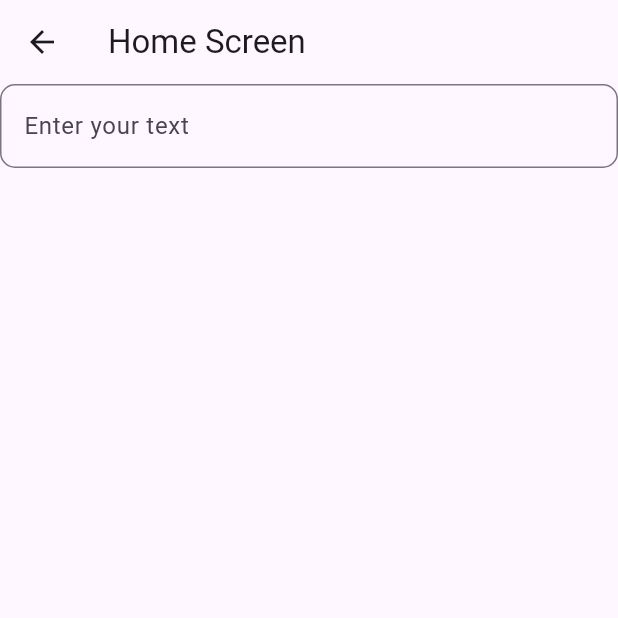
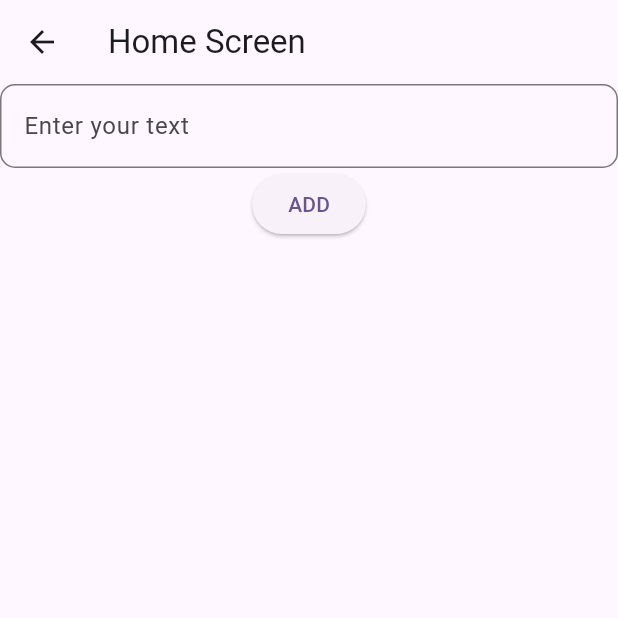
Before and after one commit to HamzaAlwajeeh/Mobile-App-Level-Four, a Flutter app: the HomeScreen screen opened directly, on a phone screen of 412 x 824 dp, the top half of it. Run offline on Flutter 3.47's test engine with Material 3 defaults, Android fonts, the phone set to English and light mode, and no system bars.

Commit message:
Add custom button with form validation

```diff
--- /dev/null
+++ b/lib/Lab1/widgets/custom_button.dart
@@ -0,0 +1,10 @@
+import 'package:flutter/material.dart';
+
+class CustomButton extends StatelessWidget {
+  const CustomButton({super.key, this.onPressed});
+  final void Function()? onPressed;
+  @override
+  Widget build(BuildContext context) {
+    return ElevatedButton(onPressed: onPressed, child: Text('ADD'));
+  }
+}
```
Also changed, not shown: lib/Lab1/screens/home_screen.dart (+10 -0 lines).
